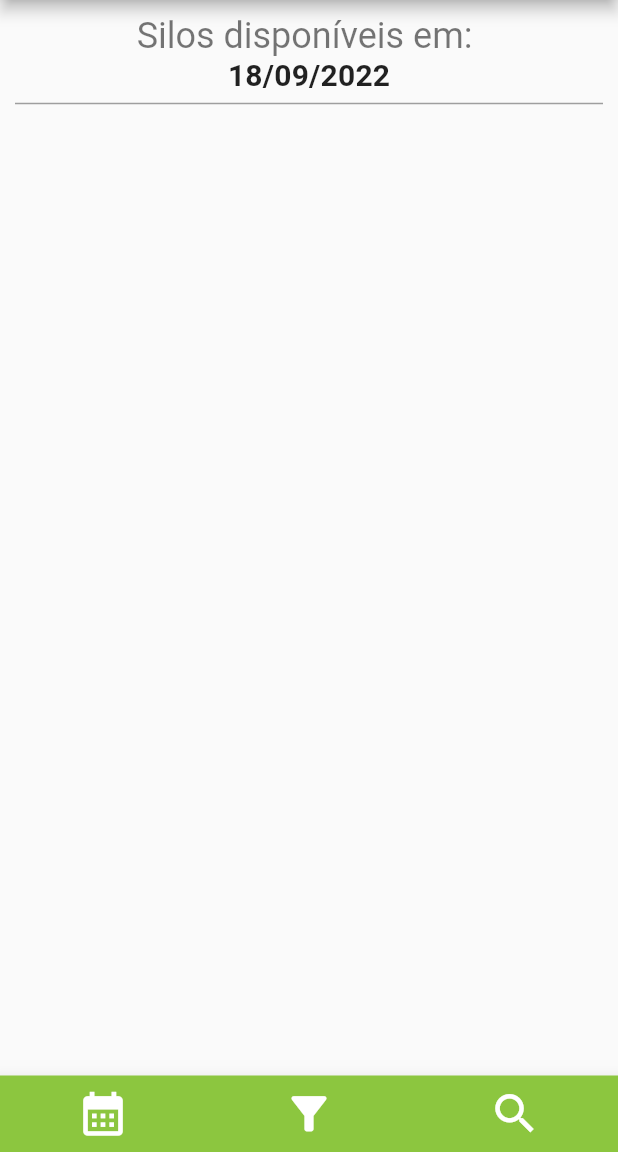
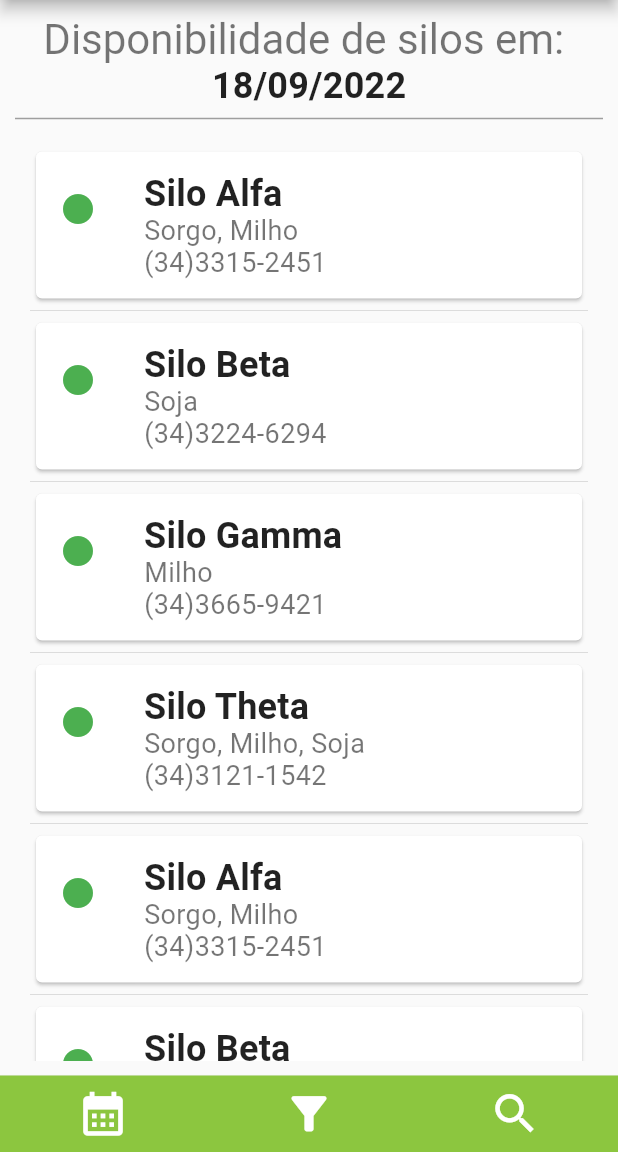
Before and after one commit to Nathansrod/fastgraoapp, a Flutter app: the StorageList screen opened directly, on a phone screen of 412 x 824 dp, the part 84-1236 px from its top. Run offline on Flutter 3.47's test engine with Material 2 defaults, Android fonts, the phone set to English and light mode, and no system bars; our stand-ins replace date_format.

Commit message:
Silos agenda and details

```diff
--- /dev/null
+++ b/lib/models/Storage.dart
@@ -0,0 +1,16 @@
+class Storage{
+  int id;
+  String name;
+  String cnpj;
+  String phone;
+  String grain_types;
+  String startAt;
+  String endAt;
+  int average_processes;
+  double max_capacity;
+  double current_capacity;
+  double reserved_capacity;
+  bool isHidden = false;
+
+  Storage(this.id, this.name, this.cnpj, this.phone, this.grain_types, this.startAt, this.endAt, this.average_processes, this.max_capacity, this.current_capacity, this.reserved_capacity);
+}
--- a/lib/views/storage_list.dart
+++ b/lib/views/storage_list.dart
@@ -8,8 +8,11 @@
 * date picker to see availability in a different date.
 * */
 
+import 'package:fastgrao_hackagrao2022/views/storage_details.dart';
 import 'package:flutter/material.dart';
 import 'package:date_format/date_format.dart';
+
+import '../models/Storage.dart';
 
 class StorageList extends StatefulWidget {
   const StorageList({Key? key}) : super(key: key);
@@ -19,17 +22,49 @@ class StorageList extends StatefulWidget {
 }
 
 class _StorageListState extends State<StorageList> {
+  List<Storage> storages = [
+    Storage(1, "Silo Alfa", "XX.XXX.XXX/0001-XX", "(34)3315-2451",
+        "Sorgo, Milho", "07:30", "20:00", 15, 100000, 20000, 20000),
+    Storage(1, "Silo Beta", "XX.XXX.XXX/0001-XX", "(34)3224-6294", "Soja",
+        "05:00", "18:00", 20, 75000, 47500, 47500),
+    Storage(1, "Silo Gamma", "XX.XXX.XXX/0001-XX", "(34)3665-9421", "Milho",
+        "06:00", "19:00", 10, 120000, 80700, 80700),
+    Storage(1, "Silo Theta", "XX.XXX.XXX/0001-XX", "(34)3121-1542",
+        "Sorgo, Milho, Soja", "08:00", "18:00", 30, 40000, 10000, 10000),
+    Storage(1, "Silo Alfa", "XX.XXX.XXX/0001-XX", "(34)3315-2451",
+        "Sorgo, Milho", "07:00", "20:00", 15, 100000, 20000, 20000),
+    Storage(1, "Silo Beta", "XX.XXX.XXX/0001-XX", "(34)3224-6294", "Soja",
+        "05:00", "18:00", 20, 75000, 47500, 47500),
+    Storage(1, "Silo Gamma", "XX.XXX.XXX/0001-XX", "(34)3665-9421", "Milho",
+        "06:00", "19:00", 10, 120000, 80700, 80700),
+    Storage(1, "Silo Theta", "XX.XXX.XXX/0001-XX", "(34)3121-1542",
+        "Sorgo, Milho, Soja", "08:00", "18:00", 30, 40000, 10000, 10000),
+    Storage(1, "Silo Alfa", "XX.XXX.XXX/0001-XX", "(34)3315-2451",
+        "Sorgo, Milho", "07:00", "20:00", 15, 100000, 20000, 20000),
+    Storage(1, "Silo Beta", "XX.XXX.XXX/0001-XX", "(34)3224-6294", "Soja",
+        "05:00", "18:00", 20, 75000, 47500, 47500),
+    Storage(1, "Silo Gamma", "XX.XXX.XXX/0001-XX", "(34)3665-9421", "Milho",
+        "06:00", "19:00", 10, 120000, 80700, 80700),
+    Storage(1, "Silo Theta", "XX.XXX.XXX/0001-XX", "(34)3121-1542",
+        "Sorgo, Milho, Soja", "08:00", "18:00", 30, 40000, 10000, 10000),
+  ];
   TextEditingController _filterDateTextController = TextEditingController();
   DateTime filterDate = DateTime.now();
   @override
   Widget build(BuildContext context) {
-    _filterDateTextController.text = formatDate(filterDate, [dd,"/",mm,"/",yyyy]);
+    _filterDateTextController.text =
+        formatDate(filterDate, [dd, "/", mm, "/", yyyy]);
     return Scaffold(
       appBar: AppBar(
         backgroundColor: Theme.of(context).primaryColor,
-        title: Text("FastGrao", style: TextStyle(fontSize: 20.0, color: Theme.of(context).colorScheme.onPrimary)),
+        title: Text("FastGrao",
+            style: TextStyle(
+                fontSize: 20.0,
+                color: Theme.of(context).colorScheme.onPrimary)),
         actions: const [
-          Image(image: AssetImage('assets/fastgraoicon.png'), ),
+          Image(
+            image: AssetImage('assets/fastgraoicon.png'),
+          ),
         ],
       ),
       body: Padding(
@@ -41,20 +76,45 @@ class _StorageListState extends State<StorageList> {
               padding: EdgeInsets.symmetric(vertical: 0.0),
               child: Column(
                 children: [
-                  Text("Silos disponíveis em: ", style: Theme.of(context).textTheme.headline4,),
-                  Text(_filterDateTextController.text, style: Theme.of(context).textTheme.headline6),
+                  Text(
+                    "Disponibilidade de silos em: ",
+                    style: Theme.of(context).textTheme.headline4,
+                  ),
+                  Text(_filterDateTextController.text,
+                      style: Theme.of(context).textTheme.headline6),
                 ],
               ),
             ),
-            Divider(thickness: 1.0, color: Theme.of(context).colorScheme.onSurface,)
+            Divider(
+              thickness: 1.0,
+              color: Theme.of(context).colorScheme.onSurface,
+            ),
+            Flexible(
+              child: ListView.separated(
+                  separatorBuilder: (BuildContext context, int index) =>
+                      const Divider(
+                        height: 8,
+                      ),
+                  padding: const EdgeInsets.all(10.0),
+                  itemCount: storages.length,
+                  itemBuilder: (context, index) {
+                    if (storages[index].isHidden == false) {
+                      return _StorageCard(context, index);
+                    }
+                    return const SizedBox
+                        .shrink(); //Retorna esse "vazio" se a task estiver oculta por um filtro
+                  }),
+            ),
           ],
         ),
       ),
       bottomNavigationBar: BottomAppBar(
+        elevation: 1,
         color: Theme.of(context).colorScheme.primary,
         shape: const CircularNotchedRectangle(),
         child: IconTheme(
-          data: IconThemeData(color: Theme.of(context).colorScheme.onPrimary, size: 35),
+          data: IconThemeData(
+              color: Theme.of(context).colorScheme.onPrimary, size: 35),
           child: Row(
             mainAxisAlignment: MainAxisAlignment.spaceAround,
             children: <Widget>[
@@ -73,7 +133,9 @@ class _StorageListState extends State<StorageList> {
               IconButton(
                 tooltip: 'Pesquisar',
                 icon: const Icon(Icons.search),
-                onPressed: () {},
+                onPressed: () {
+                  //TODO implement search dialog
+                },
               ),
             ],
           ),
@@ -82,24 +144,58 @@ class _StorageListState extends State<StorageList> {
     );
   }
 
-  Widget StorageCard(){
-    return Card(
+  Widget _StorageCard(BuildContext context, int index) {
+    return GestureDetector(
+        onTap: (){
+          Navigator.push(
+            context,
+            MaterialPageRoute(builder: (context) => StorageDetails(storage: storages[index], query_date: filterDate,)),
+          );
+        },
+        child: Card(
+          child: Padding(
+            padding: EdgeInsets.symmetric(vertical: 10.0),
+            child: Column(
+              crossAxisAlignment: CrossAxisAlignment.start,
+              children: [
+                ListTile(
+                  leading: Icon(
+                    Icons.circle,
+                    color: Colors.green,
+                  ),
+                  title: Text(
+                    storages[index].name,
+                    style: Theme.of(context).textTheme.headline6,
+                  ),
+                  subtitle: Column(
+                    crossAxisAlignment: CrossAxisAlignment.stretch,
+                    children: [
+                      Text(storages[index].grain_types),
+                      Text(storages[index].phone),
+                    ],
+                  ),
+                ),
 
+              ],
+            ),
+          )
+        )
     );
   }
 
-  void _showDatePickerDialog(BuildContext context) async{
+  void _showDatePickerDialog(BuildContext context) async {
     DateTime? pickedDate = await showDatePicker(
-      context: context, initialDate: DateTime.now(),
+      context: context,
+      initialDate: DateTime.now(),
       firstDate: DateTime.now(),
       lastDate: DateTime(2101),
-
     );
 
-    if(pickedDate != null){
+    if (pickedDate != null) {
       setState(() {
         filterDate = pickedDate;
-        _filterDateTextController.text = formatDate(pickedDate, [dd,"/",mm,"/",yyyy]);
+        _filterDateTextController.text =
+            formatDate(pickedDate, [dd, "/", mm, "/", yyyy]);
       });
     }
   }
--- a/lib/views/user_login.dart
+++ b/lib/views/user_login.dart
@@ -34,7 +34,7 @@ class _UserLoginState extends State<UserLogin> {
                 child: Column(
                   crossAxisAlignment: CrossAxisAlignment.stretch,
                   children: [
-                    Text("Usuário (e-mail):", style: TextStyle(fontSize: 20.0, color: Theme.of(context).colorScheme.onPrimary)),
+                    Text("Usuário:", style: TextStyle(fontSize: 20.0, color: Theme.of(context).colorScheme.onPrimary)),
                     const SizedBox(height: 5.0,),
                     TextFormField(
                       decoration: CustomLayoutBuilder.textFormFieldDecoration(Icons.person, '', context),
@@ -52,6 +52,7 @@ class _UserLoginState extends State<UserLogin> {
                     TextFormField(
                       decoration: CustomLayoutBuilder.textFormFieldDecoration(Icons.lock, '', context),
                       autovalidateMode: AutovalidateMode.onUserInteraction,
+                      obscureText: true,
                       validator: (value) {
                         if (value == null || value.isEmpty) {
                           return 'Por favor, digite a senha';
```
Also changed, not shown: lib/main.dart (+5 -5 lines), lib/views/storage_details.dart (added, +128 -0 lines).
